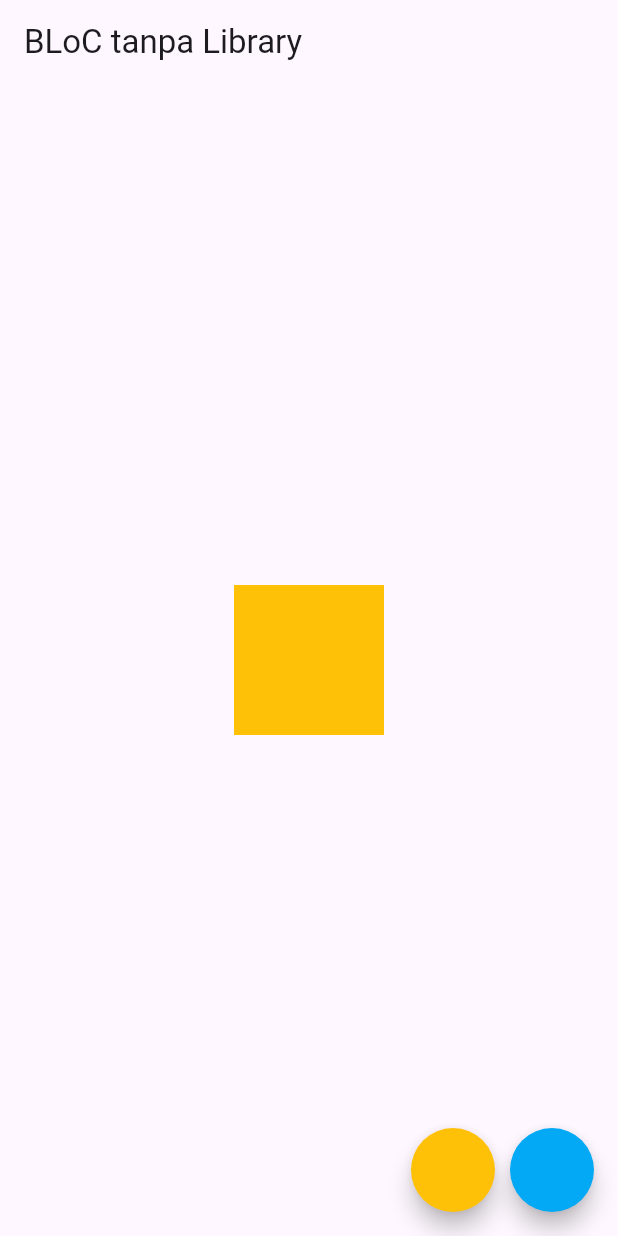
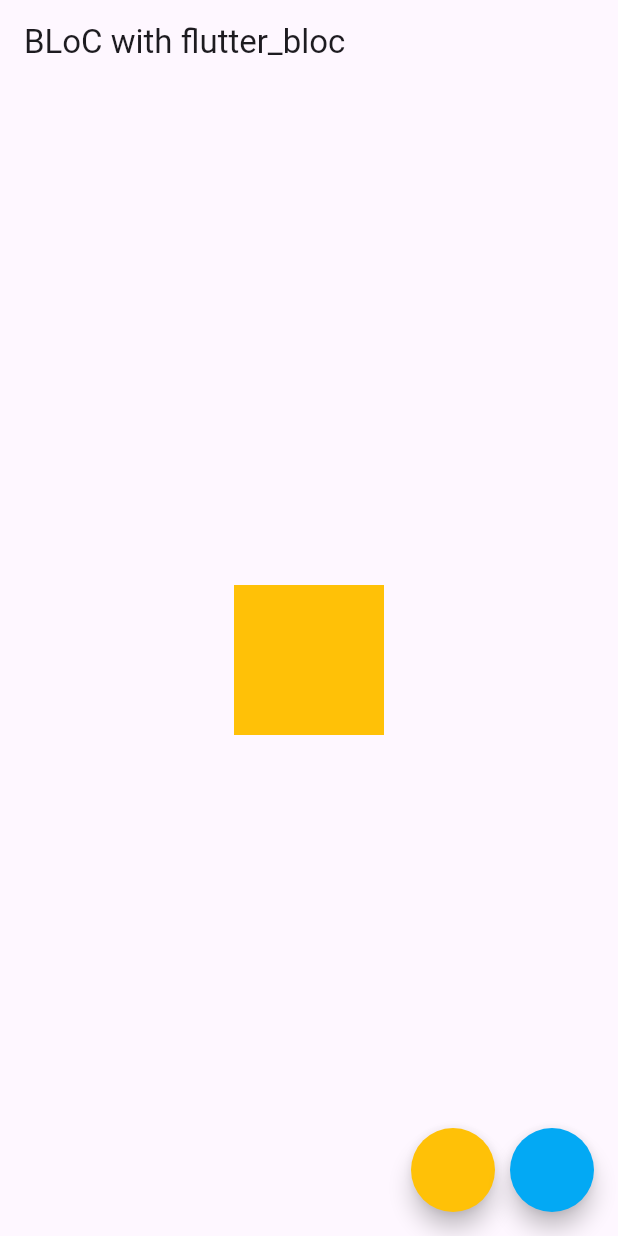
Before and after one commit to favjiw/provider-state-management, a Flutter app: the screen it shows after launch, on a phone screen of 412 x 824 dp. Run offline on Flutter 3.47's test engine with Material 3 defaults, Android fonts, the phone set to English and light mode, and no system bars; our stand-ins replace bloc, flutter_bloc.

Commit message:
FLUTTER 45. BLoC State Management (flutter_bloc Package)

```diff
--- /dev/null
+++ b/lib/bloc_with_lib/bloc_with_lib_main.dart
@@ -0,0 +1,60 @@
+import 'package:flutter/material.dart';
+import 'package:flutter_bloc/flutter_bloc.dart';
+import 'package:learn_provider/bloc_with_lib/color_bloc_lib.dart';
+
+class MyBlocApp extends StatelessWidget {
+  const MyBlocApp({super.key});
+
+  @override
+  Widget build(BuildContext context) {
+    return MaterialApp(
+      home: BlocProvider(
+        create: (context) => ColorBlocLib(),
+        child: const BlocWithLibMain(),
+      ),
+    );
+  }
+}
+
+class BlocWithLibMain extends StatelessWidget {
+  const BlocWithLibMain({super.key});
+
+  @override
+  Widget build(BuildContext context) {
+    return Scaffold(
+      appBar: AppBar(title: const Text('BLoC with flutter_bloc')),
+      body: Center(
+        child: BlocBuilder<ColorBlocLib, Color>(
+          builder: (context, color) {
+            return AnimatedContainer(
+              width: 100,
+              height: 100,
+              color: color,
+              duration: const Duration(milliseconds: 500),
+            );
+          },
+        ),
+      ),
+      floatingActionButton: Row(
+        mainAxisAlignment: MainAxisAlignment.end,
+        children: [
+          FloatingActionButton(
+            shape: CircleBorder(),
+            backgroundColor: Colors.amber,
+            onPressed: () {
+              context.read<ColorBlocLib>().add(ColorEvent.to_amber);
+            },
+          ),
+          const SizedBox(width: 10),
+          FloatingActionButton(
+            shape: CircleBorder(),
+            backgroundColor: Colors.lightBlue,
+            onPressed: () {
+              context.read<ColorBlocLib>().add(ColorEvent.to_light_blue);
+            },
+          ),
+        ],
+      ),
+    );
+  }
+}
--- /dev/null
+++ b/lib/bloc_with_lib/color_bloc_lib.dart
@@ -0,0 +1,16 @@
+import 'package:bloc/bloc.dart';
+import 'package:flutter/material.dart';
+
+enum ColorEvent { to_amber, to_light_blue }
+
+class ColorBlocLib extends Bloc<ColorEvent, Color> {
+  ColorBlocLib() : super(Colors.amber) {
+    on<ColorEvent>((event, emit) {
+      if (event == ColorEvent.to_amber) {
+        emit(Colors.amber);
+      } else {
+        emit(Colors.lightBlue);
+      }
+    });
+  }
+}
--- a/lib/main.dart
+++ b/lib/main.dart
@@ -2,5 +2,5 @@ import 'package:flutter/material.dart';
 import 'pages_export.dart';
 
 void main() {
-  runApp(const BlocWithoutLibMain());
+  runApp(const MyBlocApp());
 }
--- a/lib/pages_export.dart
+++ b/lib/pages_export.dart
@@ -1,3 +1,4 @@
 export 'package:learn_provider/provider_1/provider_1_main.dart';
 export 'package:learn_provider/multi_provider/multi_provider_main.dart';
 export 'package:learn_provider/bloc_without_lib/bloc_without_lib_main.dart';
+export 'package:learn_provider/bloc_with_lib/bloc_with_lib_main.dart';
--- a/pubspec.yaml
+++ b/pubspec.yaml
@@ -35,6 +35,7 @@ dependencies:
   # Use with the CupertinoIcons class for iOS style icons.
   cupertino_icons: ^1.0.8
   provider: ^6.1.2
+  flutter_bloc: ^9.1.0
 
 dev_dependencies:
   flutter_test:
```
Also changed, not shown: pubspec.lock.
